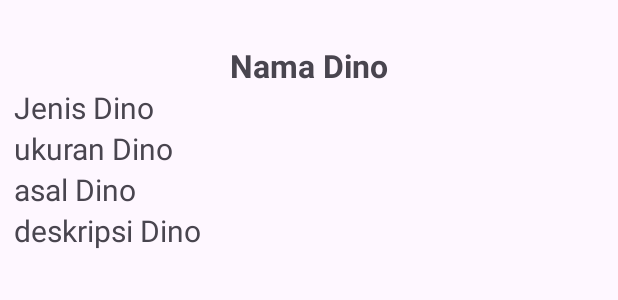
After one commit to restianreza/tugas-besar-pab, an Android app: the layout activity_detail.xml on its own in the app's theme, with its tools: preview values and no code run, on a phone screen of 412 x 824 dp. The commit adds this screen. Shown: the top 300 px of the screen. Run offline under Robolectric (Android 15) with nearby library versions, the light colour scheme and no system bars.

Commit message:
create detail activity

```diff
--- /dev/null
+++ b/app/src/main/res/layout/activity_detail.xml
@@ -0,0 +1,57 @@
+<?xml version="1.0" encoding="utf-8"?>
+<LinearLayout xmlns:android="http://schemas.android.com/apk/res/android"
+    xmlns:app="http://schemas.android.com/apk/res-auto"
+    xmlns:tools="http://schemas.android.com/tools"
+    android:layout_width="match_parent"
+    android:layout_height="match_parent"
+    android:orientation="vertical"
+    android:layout_margin="9dp"
+    tools:context=".Activity.DetailActivity">
+
+        <TextView
+            android:id="@+id/tv_id"
+            android:layout_width="wrap_content"
+            android:layout_height="wrap_content"
+            android:text="ID"
+            android:textSize="21sp"
+            android:visibility="gone"/>
+
+        <TextView
+            android:id="@+id/tv_nama"
+            android:layout_gravity="center"
+            android:layout_width="wrap_content"
+            android:layout_height="wrap_content"
+            android:layout_marginTop="20dp"
+            android:text="Nama Dino"
+            android:textSize="21sp"
+            android:textStyle="bold"/>
+
+        <TextView
+            android:id="@+id/tv_jenis"
+            android:layout_width="wrap_content"
+            android:layout_height="wrap_content"
+            android:text="Jenis Dino"
+            android:textSize="20sp"/>
+
+        <TextView
+            android:id="@+id/tv_ukuran"
+            android:layout_width="wrap_content"
+            android:layout_height="wrap_content"
+            android:text="ukuran Dino"
+            android:textSize="20sp"/>
+
+        <TextView
+            android:id="@+id/tv_asal"
+            android:layout_width="wrap_content"
+            android:layout_height="wrap_content"
+            android:text="asal Dino"
+            android:textSize="20sp"/>
+
+        <TextView
+            android:id="@+id/tv_deskripsi"
+            android:layout_width="wrap_content"
+            android:layout_height="wrap_content"
+            android:text="deskripsi Dino"
+            android:textSize="20sp"/>
+
+</LinearLayout>
--- a/app/src/main/res/layout/activity_main.xml
+++ b/app/src/main/res/layout/activity_main.xml
@@ -4,7 +4,6 @@
     xmlns:tools="http://schemas.android.com/tools"
     android:layout_width="match_parent"
     android:layout_height="match_parent"
-    android:layout_margin="6dp"
     tools:context=".Activity.MainActivity">
 
     <androidx.recyclerview.widget.RecyclerView
--- a/app/src/main/res/values/themes.xml
+++ b/app/src/main/res/values/themes.xml
@@ -5,5 +5,12 @@
         <!-- <item name="colorPrimary">@color/my_light_primary</item> -->
     </style>
 
+    <style name="Base.Theme.Dinosaurus.ActionBar" parent="Theme.AppCompat.Light.DarkActionBar">
+        <item name="color">#064635</item>
+        <!-- Customize your light theme here. -->
+        <!-- <item name="colorPrimary">@color/my_light_primary</item> -->
+    </style>
+
     <style name="Theme.Dinosaurus" parent="Base.Theme.Dinosaurus" />
+    <style name="Theme.Dinosaurus.ActionBar" parent="Base.Theme.Dinosaurus.ActionBar"/>
 </resources>
```
Also changed, not shown: app/src/main/AndroidManifest.xml (+19 -11 lines), app/src/main/java/com/reza/dinosaurus/Activity/DetailActivity.java (added, +44 -0 lines), app/src/main/java/com/reza/dinosaurus/Adapter/AdapterDino.java (+9 -1 lines), app/src/main/res/layout/activity_tambah.xml (+5 -5 lines), app/src/main/res/layout/activity_ubah.xml (+5 -5 lines).
